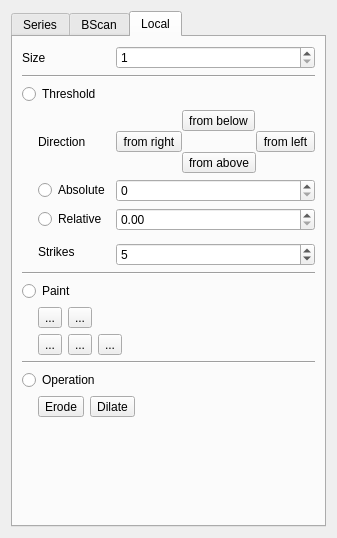
Before: the Qt Designer form ui/marker_segmentation.ui in neurodial/OCT-Marker, drawn with Qt 5.
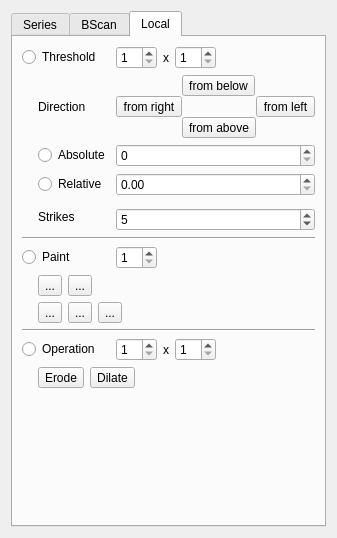
After: the same form once the commit is applied. Icons and pictures are not drawn.

The edit to the form file:
```diff
--- a/ui/marker_segmentation.ui
+++ b/ui/marker_segmentation.ui
@@ -350,14 +350,65 @@
        <string>Local</string>
       </attribute>
       <layout class="QGridLayout" name="gridLayout_5">
-       <item row="8" column="1">
+       <item row="15" column="2">
+        <layout class="QHBoxLayout" name="horizontalLayout_4">
+         <item>
+          <widget class="QSpinBox" name="localSizeOperationWidthSpinBox">
+           <property name="minimum">
+            <number>1</number>
+           </property>
+          </widget>
+         </item>
+         <item>
+          <widget class="QLabel" name="label_7">
+           <property name="text">
+            <string>x</string>
+           </property>
+          </widget>
+         </item>
+         <item>
+          <widget class="QSpinBox" name="localSizeOperationHeightSpinBox">
+           <property name="minimum">
+            <number>1</number>
+           </property>
+          </widget>
+         </item>
+         <item>
+          <spacer name="horizontalSpacer_7">
+           <property name="orientation">
+            <enum>Qt::Horizontal</enum>
+           </property>
+           <property name="sizeHint" stdset="0">
+            <size>
+             <width>40</width>
+             <height>20</height>
+            </size>
+           </property>
+          </spacer>
+         </item>
+        </layout>
+       </item>
+       <item row="6" column="1">
         <widget class="QRadioButton" name="radioLocalThresholdRelative">
          <property name="text">
           <string>Relative</string>
          </property>
         </widget>
        </item>
-       <item row="4" column="2">
+       <item row="19" column="1">
+        <spacer name="verticalSpacer_3">
+         <property name="orientation">
+          <enum>Qt::Vertical</enum>
+         </property>
+         <property name="sizeHint" stdset="0">
+          <size>
+           <width>20</width>
+           <height>40</height>
+          </size>
+         </property>
+        </spacer>
+       </item>
+       <item row="2" column="2">
         <layout class="QGridLayout" name="gridLayout_6">
          <property name="margin">
           <number>0</number>
@@ -449,20 +500,7 @@
          </item>
         </layout>
        </item>
-       <item row="21" column="1">
-        <spacer name="verticalSpacer_3">
-         <property name="orientation">
-          <enum>Qt::Vertical</enum>
-         </property>
-         <property name="sizeHint" stdset="0">
-          <size>
-           <width>20</width>
-           <height>40</height>
-          </size>
-         </property>
-        </spacer>
-       </item>
-       <item row="8" column="2">
+       <item row="6" column="2">
         <widget class="QDoubleSpinBox" name="localThresholdRelativeSpinBox">
          <property name="maximum">
           <double>1.000000000000000</double>
@@ -472,14 +510,14 @@
          </property>
         </widget>
        </item>
-       <item row="13" column="0" colspan="3">
-        <widget class="QRadioButton" name="radioLocalPaint">
+       <item row="15" column="0" colspan="2">
+        <widget class="QRadioButton" name="radioLocalOperation">
          <property name="text">
-          <string>Paint</string>
+          <string>Operation</string>
          </property>
         </widget>
        </item>
-       <item row="11" column="2">
+       <item row="9" column="2">
         <widget class="QSpinBox" name="localThresholdStrikes">
          <property name="minimum">
           <number>1</number>
@@ -492,7 +530,14 @@
          </property>
         </widget>
        </item>
-       <item row="15" column="1" colspan="2">
+       <item row="1" column="0" colspan="2">
+        <widget class="QRadioButton" name="radioLocalThreshold">
+         <property name="text">
+          <string>Threshold</string>
+         </property>
+        </widget>
+       </item>
+       <item row="13" column="1" colspan="2">
         <widget class="QWidget" name="widget_2" native="true">
          <layout class="QGridLayout" name="gridLayout_7">
           <property name="margin">
@@ -572,7 +617,7 @@
          </layout>
         </widget>
        </item>
-       <item row="18" column="1" rowspan="2" colspan="2">
+       <item row="16" column="1" rowspan="2" colspan="2">
         <widget class="QWidget" name="widget" native="true">
          <layout class="QHBoxLayout" name="horizontalLayout">
           <property name="margin">
@@ -625,7 +670,7 @@
          </layout>
         </widget>
        </item>
-       <item row="4" column="0">
+       <item row="2" column="0">
         <spacer name="horizontalSpacer_4">
          <property name="orientation">
           <enum>Qt::Horizontal</enum>
@@ -641,83 +686,117 @@
          </property>
         </spacer>
        </item>
-       <item row="6" column="1">
+       <item row="4" column="1">
         <widget class="QRadioButton" name="radioLocalThresholdAbsolut">
          <property name="text">
           <string>Absolute</string>
          </property>
         </widget>
        </item>
-       <item row="6" column="2">
-        <widget class="QSpinBox" name="localThresholdAboluteSpinbox">
-         <property name="maximum">
-          <number>255</number>
-         </property>
-        </widget>
-       </item>
-       <item row="10" column="1" rowspan="2">
+       <item row="8" column="1" rowspan="2">
         <widget class="QLabel" name="label_4">
          <property name="text">
           <string>Strikes</string>
          </property>
         </widget>
        </item>
-       <item row="17" column="0" colspan="3">
-        <widget class="QRadioButton" name="radioLocalOperation">
-         <property name="text">
-          <string>Operation</string>
+       <item row="4" column="2">
+        <widget class="QSpinBox" name="localThresholdAboluteSpinbox">
+         <property name="maximum">
+          <number>255</number>
          </property>
         </widget>
        </item>
-       <item row="4" column="1">
+       <item row="2" column="1">
         <widget class="QLabel" name="label_5">
          <property name="text">
           <string>Direction</string>
          </property>
         </widget>
        </item>
-       <item row="1" column="0" colspan="2">
-        <widget class="QLabel" name="label_6">
-         <property name="text">
-          <string>Size</string>
-         </property>
-        </widget>
-       </item>
-       <item row="3" column="0" colspan="3">
-        <widget class="QRadioButton" name="radioLocalThreshold">
-         <property name="text">
-          <string>Threshold</string>
-         </property>
-        </widget>
-       </item>
-       <item row="1" column="2">
-        <widget class="QSpinBox" name="localSizeSpinBox">
-         <property name="minimum">
-          <number>1</number>
-         </property>
-        </widget>
-       </item>
-       <item row="2" column="0" colspan="3">
-        <widget class="Line" name="line_3">
-         <property name="orientation">
-          <enum>Qt::Horizontal</enum>
-         </property>
-        </widget>
-       </item>
-       <item row="12" column="0" colspan="3">
+       <item row="10" column="0" colspan="3">
         <widget class="Line" name="line_4">
          <property name="orientation">
           <enum>Qt::Horizontal</enum>
          </property>
         </widget>
        </item>
-       <item row="16" column="0" colspan="3">
+       <item row="14" column="0" colspan="3">
         <widget class="Line" name="line_5">
          <property name="orientation">
           <enum>Qt::Horizontal</enum>
          </property>
         </widget>
        </item>
+       <item row="1" column="2">
+        <layout class="QHBoxLayout" name="horizontalLayout_3">
+         <item>
+          <widget class="QSpinBox" name="localSizeThresholdWidthSpinBox">
+           <property name="minimum">
+            <number>1</number>
+           </property>
+          </widget>
+         </item>
+         <item>
+          <widget class="QLabel" name="label_8">
+           <property name="text">
+            <string>x</string>
+           </property>
+          </widget>
+         </item>
+         <item>
+          <widget class="QSpinBox" name="localSizeThresholdHeightSpinBox">
+           <property name="minimum">
+            <number>1</number>
+           </property>
+          </widget>
+         </item>
+         <item>
+          <spacer name="horizontalSpacer_9">
+           <property name="orientation">
+            <enum>Qt::Horizontal</enum>
+           </property>
+           <property name="sizeHint" stdset="0">
+            <size>
+             <width>40</width>
+             <height>20</height>
+            </size>
+           </property>
+          </spacer>
+         </item>
+        </layout>
+       </item>
+       <item row="11" column="0" colspan="2">
+        <widget class="QRadioButton" name="radioLocalPaint">
+         <property name="text">
+          <string>Paint</string>
+         </property>
+        </widget>
+       </item>
+       <item row="11" column="2">
+        <layout class="QHBoxLayout" name="horizontalLayout_2">
+         <item>
+          <widget class="QSpinBox" name="localSizePaintSpinBox">
+           <property name="minimum">
+            <number>1</number>
+           </property>
+          </widget>
+         </item>
+         <item>
+          <spacer name="horizontalSpacer_8">
+           <property name="orientation">
+            <enum>Qt::Horizontal</enum>
+           </property>
+           <property name="sizeHint" stdset="0">
+            <size>
+             <width>40</width>
+             <height>20</height>
+            </size>
+           </property>
+          </spacer>
+         </item>
+        </layout>
+       </item>
       </layout>
      </widget>
     </widget>
```
Left out of the diff: 37 changed lines with no effect on the pictures.
